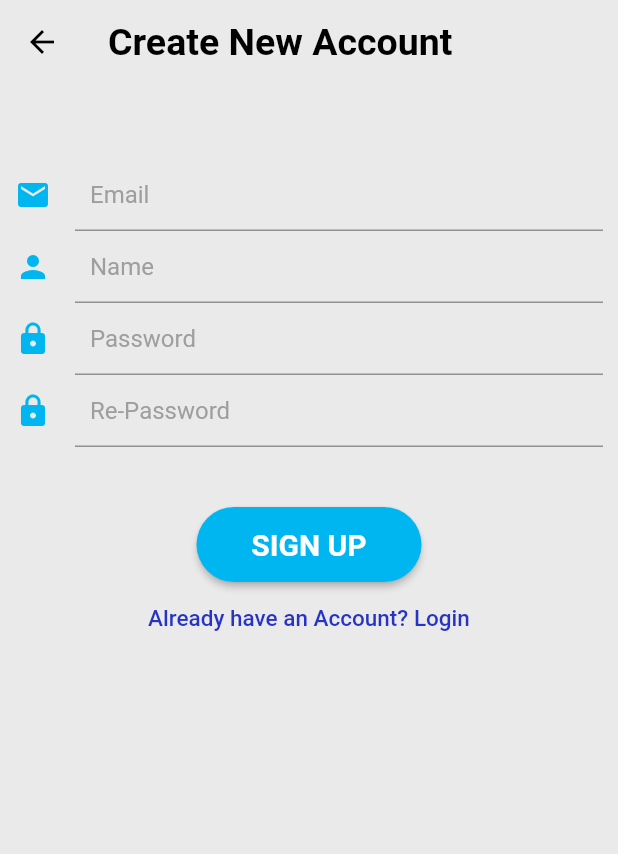
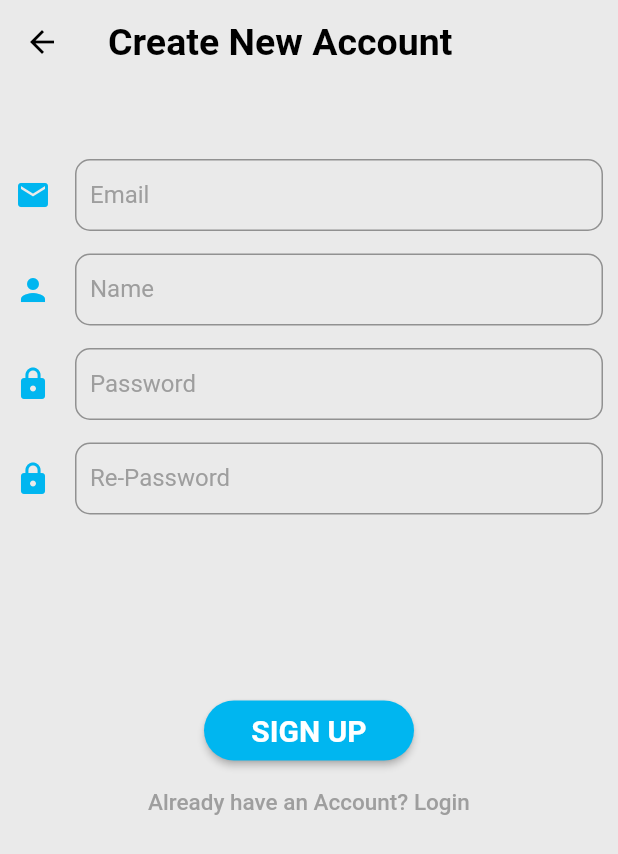
Before and after one commit to moaz-mohamed/ProFit, a Flutter app: the SignupScreen screen opened directly, on a phone screen of 412 x 824 dp. Shown: the top 854 px of the screen. Run offline on Flutter 3.47's test engine with Material 2 defaults, Android fonts, the phone set to English and light mode, and no system bars; our stand-ins replace animated_splash_screen, firebase_auth, firebase_core, flutter_signin_button, google_sign_in, introduction_screen; accounts and stored records are empty; project files that could hold a hidden picture were left out.

Commit message:
enhance SignUp UI

```diff
--- a/lib/widgets/Intro/signup_screen.dart
+++ b/lib/widgets/Intro/signup_screen.dart
@@ -98,9 +98,15 @@ class _BodyState extends State<Body> {
                   controller: _emailController,
                   obscureText: false,
                   decoration: const InputDecoration(
+                    border: OutlineInputBorder(
+                      borderRadius: BorderRadius.all(
+                        Radius.circular(10.0),
+                      ),
+                    ),
                     contentPadding: EdgeInsets.symmetric(horizontal: 10),
                     labelText: "Email",
-
+                    hintText: "Enter your Email",
+                    hintStyle: TextStyle(fontSize: 13, color: Colors.grey),
                     labelStyle: TextStyle(
                       color: Colors.grey,
                     ),
@@ -118,11 +124,19 @@ class _BodyState extends State<Body> {
                     }
                   },
                 ),
+                const SizedBox(height: 15),
                 TextFormField(
                   obscureText: false,
                   controller: _nameController,
                   decoration: const InputDecoration(
+                    border: OutlineInputBorder(
+                      borderRadius: BorderRadius.all(
+                        Radius.circular(10.0),
+                      ),
+                    ),
                     contentPadding: EdgeInsets.symmetric(horizontal: 10),
+                    hintText: "Enter your Name",
+                    hintStyle: TextStyle(fontSize: 13, color: Colors.grey),
                     labelText: "Name",
                     labelStyle: TextStyle(
                       color: Colors.grey,
@@ -140,11 +154,19 @@ class _BodyState extends State<Body> {
                     }
                   },
                 ),
+                const SizedBox(height: 15),
                 TextFormField(
                   controller: _passController,
                   obscureText: true,
                   decoration: const InputDecoration(
+                    border: OutlineInputBorder(
+                      borderRadius: BorderRadius.all(
+                        Radius.circular(10.0),
+                      ),
+                    ),
                     contentPadding: EdgeInsets.symmetric(horizontal: 10),
+                    hintText: "Enter your Password",
+                    hintStyle: TextStyle(fontSize: 13, color: Colors.grey),
                     labelText: "Password",
                     labelStyle: TextStyle(
                       color: Colors.grey,
@@ -165,12 +187,20 @@ class _BodyState extends State<Body> {
                     }
                   },
                 ),
+                const SizedBox(height: 15),
                 TextFormField(
                     controller: _confirmPassController,
                     obscureText: true,
                     decoration: const InputDecoration(
+                      border: OutlineInputBorder(
+                        borderRadius: BorderRadius.all(
+                          Radius.circular(10.0),
+                        ),
+                      ),
                       contentPadding: EdgeInsets.symmetric(horizontal: 10),
                       labelText: "Re-Password",
+                      hintText: "Re-Enter your Password",
+                      hintStyle: TextStyle(fontSize: 13, color: Colors.grey),
                       labelStyle: TextStyle(
                         color: Colors.grey,
                       ),
@@ -179,14 +209,13 @@ class _BodyState extends State<Body> {
                         color: FitnessAppTheme.nearlyBlue,
                       ),
                     ),
-                    //controller: _confirmPass,
                     keyboardType: TextInputType.text,
                     validator: (val) {
                       if (val!.isEmpty) return 'Enter Correct Password';
                       if (val != _passController.text) return 'Not Match';
                       return null;
                     }),
-                const SizedBox(height: 40),
+                const SizedBox(height: 120),
                 ElevatedButton(
                     child: const Text('SIGN UP'),
                     onPressed: signup,
@@ -195,9 +224,9 @@ class _BodyState extends State<Body> {
                       padding: const EdgeInsets.symmetric(horizontal: 30),
                       textStyle: const TextStyle(
                           fontSize: 20, fontWeight: FontWeight.bold),
-                      fixedSize: const Size(150, 50),
+                      fixedSize: const Size(140, 40),
                       shape: RoundedRectangleBorder(
-                          borderRadius: BorderRadius.circular(50)),
+                          borderRadius: BorderRadius.circular(40)),
                     )),
                 TextButton(
                   onPressed: () {
@@ -214,9 +243,10 @@ class _BodyState extends State<Body> {
                     'Already have an Account? Login',
                     style: TextStyle(
                       fontSize: 15,
-                        color: FitnessAppTheme.nearlyDarkBlue,
+                      color: Colors.grey,
                     ),
-                    ))
+                  ),
+                )
               ]))),
     );
   }
```
Lines whose indentation alone changed are shown as unchanged.
